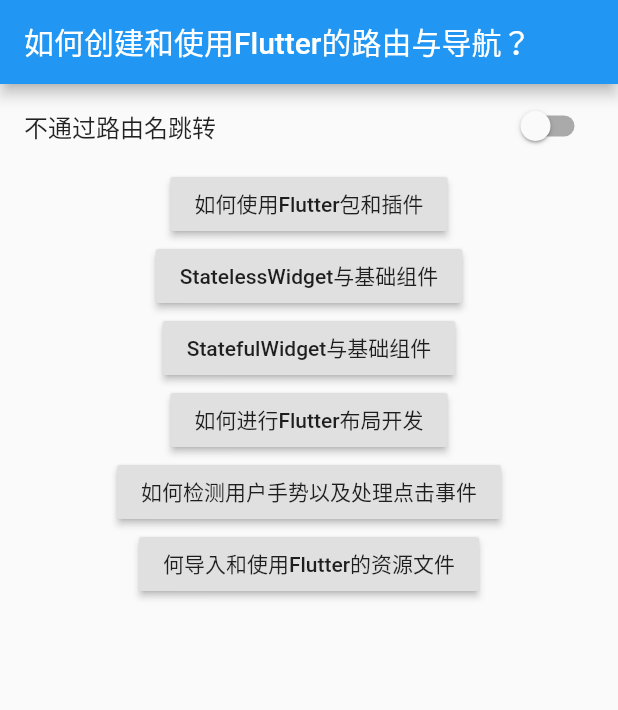
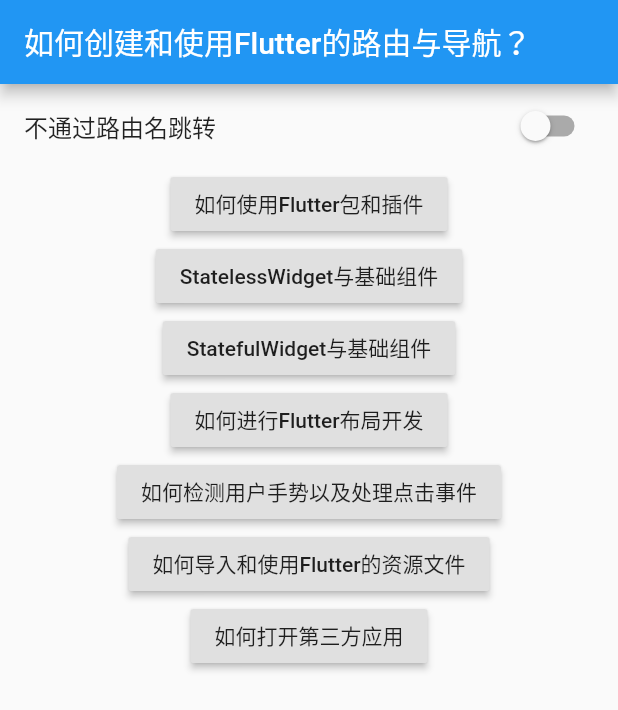
Before and after one commit to talonerain/flutter_base_demo, a Flutter app: the screen it shows after launch, on a phone screen of 412 x 824 dp. Shown: the top 710 px of the screen. Run offline on Flutter 3.47's test engine with Material 2 defaults, Android fonts, the phone set to English and light mode, and no system bars; missing offline and left inert: flutter_color_plugin.

Commit message:
如何打开第三方应用

```diff
--- a/lib/main.dart
+++ b/lib/main.dart
@@ -5,6 +5,8 @@ import 'package:flutter_base_demo/less_group_page.dart';
 import 'package:flutter_base_demo/plugin_use.dart';
 import 'package:flutter_base_demo/res_page.dart';
 import 'package:flutter_base_demo/stateful_group_page.dart';
+
+import 'launch_page.dart';
 
 void main() {
   runApp(MyApp());
@@ -30,8 +32,9 @@ class MyApp extends StatelessWidget {
         'less': (BuildContext context) => LessGroupPage(),
         'ful': (BuildContext context) => StateFulGroup(),
         'layout': (BuildContext context) => FlutterLayoutPage(),
-        'gesture': (BuildContext context) => GesturePage(),
+        'gesture': (BuildContext context) => LaunchPage(),
         'res': (BuildContext context) => ResPage(),
+        'launch': (BuildContext context) => LaunchPage(),
       },
     );
   }
@@ -63,8 +66,9 @@ class _RouterNavigatorState extends State<RouterNavigator> {
           item('StatelessWidget与基础组件', LessGroupPage(), 'less'),
           item('StatefulWidget与基础组件', StateFulGroup(), 'ful'),
           item('如何进行Flutter布局开发', FlutterLayoutPage(), 'layout'),
-          item('如何检测用户手势以及处理点击事件', GesturePage(), 'layout'),
-          item('何导入和使用Flutter的资源文件', ResPage(), 'layout'),
+          item('如何检测用户手势以及处理点击事件', GesturePage(), 'gesture'),
+          item('如何导入和使用Flutter的资源文件', ResPage(), 'res'),
+          item('如何打开第三方应用', LaunchPage(), 'launch'),
         ],
       ),
     );
--- a/pubspec.yaml
+++ b/pubspec.yaml
@@ -29,6 +29,7 @@ dependencies:
   # Use with the CupertinoIcons class for iOS style icons.
   cupertino_icons: ^1.0.2
   flutter_color_plugin: ^0.0.2
+  url_launcher: ^6.0.6
 
 dev_dependencies:
   flutter_test:
```
Also changed, not shown: lib/launch_page.dart (added, +68 -0 lines), lib/res_page.dart (+0 -12 lines), pubspec.lock, 4 other files.
